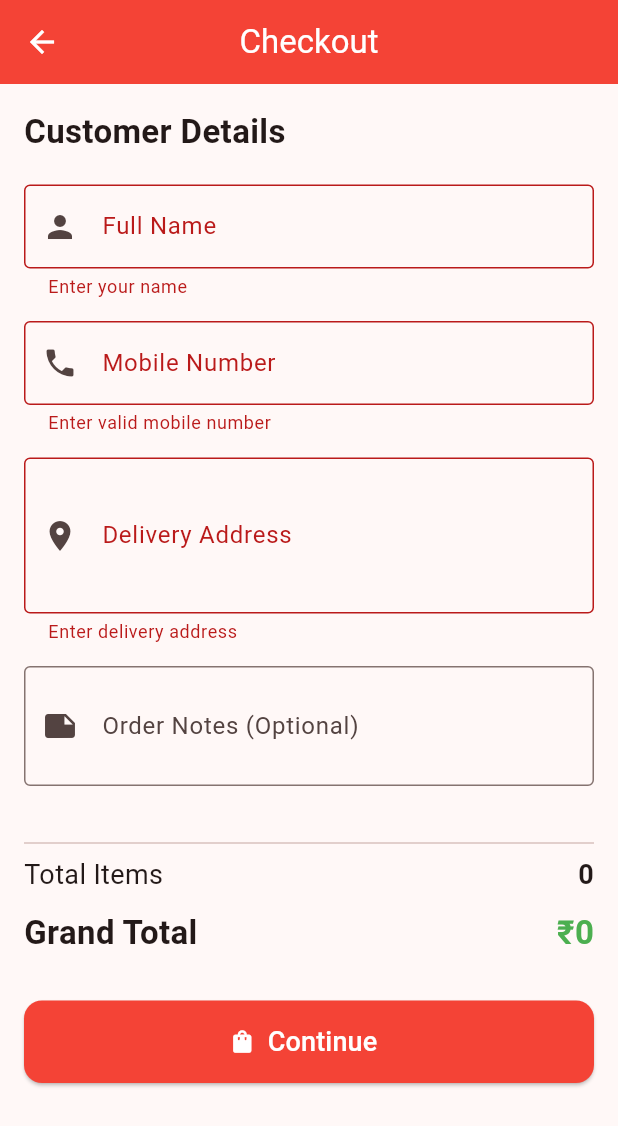
After one commit to shripati7/Arihant-Bike-Scooty-Spare-App, a Flutter app: the CheckoutScreen screen opened directly, after a tap on "Continue", on a phone screen of 412 x 824 dp. The commit adds this screen. Shown: the top 1126 px of the screen. Run offline on Flutter 3.47's test engine with Material 3 defaults, Android fonts, the light colour scheme and no system bars.

Commit message:
Sprint 4 completed - Checkout screen added

```diff
--- a/lib/screens/cart_screen.dart
+++ b/lib/screens/cart_screen.dart
@@ -2,6 +2,7 @@ import 'package:flutter/material.dart';
 import 'package:provider/provider.dart';
 
 import '../providers/cart_provider.dart';
+import 'checkout_screen.dart';
 
 class CartScreen extends StatelessWidget {
   const CartScreen({super.key});
@@ -128,11 +129,10 @@ class CartScreen extends StatelessWidget {
                         height: 50,
                         child: ElevatedButton(
                           onPressed: () {
-                            ScaffoldMessenger.of(context).showSnackBar(
-                              const SnackBar(
-                                content: Text(
-                                  "Order feature coming soon!",
-                                ),
+                            Navigator.push(
+                              context,
+                              MaterialPageRoute(
+                                builder: (_) => const CheckoutScreen(),
                               ),
                             );
                           },
--- /dev/null
+++ b/lib/screens/checkout_screen.dart
@@ -0,0 +1,178 @@
+import 'package:flutter/material.dart';
+import 'package:provider/provider.dart';
+
+import '../providers/cart_provider.dart';
+
+class CheckoutScreen extends StatefulWidget {
+  const CheckoutScreen({super.key});
+
+  @override
+  State<CheckoutScreen> createState() => _CheckoutScreenState();
+}
+
+class _CheckoutScreenState extends State<CheckoutScreen> {
+  final _formKey = GlobalKey<FormState>();
+
+  final TextEditingController nameController = TextEditingController();
+  final TextEditingController mobileController = TextEditingController();
+  final TextEditingController addressController = TextEditingController();
+  final TextEditingController notesController = TextEditingController();
+
+  @override
+  void dispose() {
+    nameController.dispose();
+    mobileController.dispose();
+    addressController.dispose();
+    notesController.dispose();
+    super.dispose();
+  }
+
+  @override
+  Widget build(BuildContext context) {
+    final cart = context.watch<CartProvider>();
+
+    return Scaffold(
+      appBar: AppBar(
+        title: const Text("Checkout"),
+        centerTitle: true,
+      ),
+      body: SingleChildScrollView(
+        padding: const EdgeInsets.all(16),
+        child: Form(
+          key: _formKey,
+          child: Column(
+            crossAxisAlignment: CrossAxisAlignment.start,
+            children: [
+              const Text(
+                "Customer Details",
+                style: TextStyle(
+                  fontSize: 22,
+                  fontWeight: FontWeight.bold,
+                ),
+              ),
+              const SizedBox(height: 20),
+              TextFormField(
+                controller: nameController,
+                decoration: const InputDecoration(
+                  labelText: "Full Name",
+                  border: OutlineInputBorder(),
+                  prefixIcon: Icon(Icons.person),
+                ),
+                validator: (value) {
+                  if (value == null || value.trim().isEmpty) {
+                    return "Enter your name";
+                  }
+                  return null;
+                },
+              ),
+              const SizedBox(height: 15),
+              TextFormField(
+                controller: mobileController,
+                keyboardType: TextInputType.phone,
+                decoration: const InputDecoration(
+                  labelText: "Mobile Number",
+                  border: OutlineInputBorder(),
+                  prefixIcon: Icon(Icons.phone),
+                ),
+                validator: (value) {
+                  if (value == null || value.length != 10) {
+                    return "Enter valid mobile number";
+                  }
+                  return null;
+                },
+              ),
+              const SizedBox(height: 15),
+              TextFormField(
+                controller: addressController,
+                maxLines: 3,
+                decoration: const InputDecoration(
+                  labelText: "Delivery Address",
+                  border: OutlineInputBorder(),
+                  prefixIcon: Icon(Icons.location_on),
+                ),
+                validator: (value) {
+                  if (value == null || value.trim().isEmpty) {
+                    return "Enter delivery address";
+                  }
+                  return null;
+                },
+              ),
+              const SizedBox(height: 15),
+              TextFormField(
+                controller: notesController,
+                maxLines: 2,
+                decoration: const InputDecoration(
+                  labelText: "Order Notes (Optional)",
+                  border: OutlineInputBorder(),
+                  prefixIcon: Icon(Icons.note),
+                ),
+              ),
+              const SizedBox(height: 30),
+              const Divider(),
+              Row(
+                mainAxisAlignment: MainAxisAlignment.spaceBetween,
+                children: [
+                  const Text(
+                    "Total Items",
+                    style: TextStyle(fontSize: 18),
+                  ),
+                  Text(
+                    cart.itemCount.toString(),
+                    style: const TextStyle(
+                      fontSize: 18,
+                      fontWeight: FontWeight.bold,
+                    ),
+                  ),
+                ],
+              ),
+              const SizedBox(height: 10),
+              Row(
+                mainAxisAlignment: MainAxisAlignment.spaceBetween,
+                children: [
+                  const Text(
+                    "Grand Total",
+                    style: TextStyle(
+                      fontSize: 22,
+                      fontWeight: FontWeight.bold,
+                    ),
+                  ),
+                  Text(
+                    "₹${cart.totalPrice.toStringAsFixed(0)}",
+                    style: const TextStyle(
+                      fontSize: 22,
+                      color: Colors.green,
+                      fontWeight: FontWeight.bold,
+                    ),
+                  ),
+                ],
+              ),
+              const SizedBox(height: 30),
+              SizedBox(
+                width: double.infinity,
+                height: 55,
+                child: ElevatedButton.icon(
+                  icon: const Icon(Icons.shopping_bag),
+                  label: const Text(
+                    "Continue",
+                    style: TextStyle(fontSize: 18),
+                  ),
+                  onPressed: () {
+                    if (_formKey.currentState!.validate()) {
+                      ScaffoldMessenger.of(context).showSnackBar(
+                        const SnackBar(
+                          content: Text(
+                            "Customer details saved successfully.",
+                          ),
+                        ),
+                      );
+                    }
+                  },
+                ),
+              ),
+            ],
+          ),
+        ),
+      ),
+    );
+  }
+}
```
